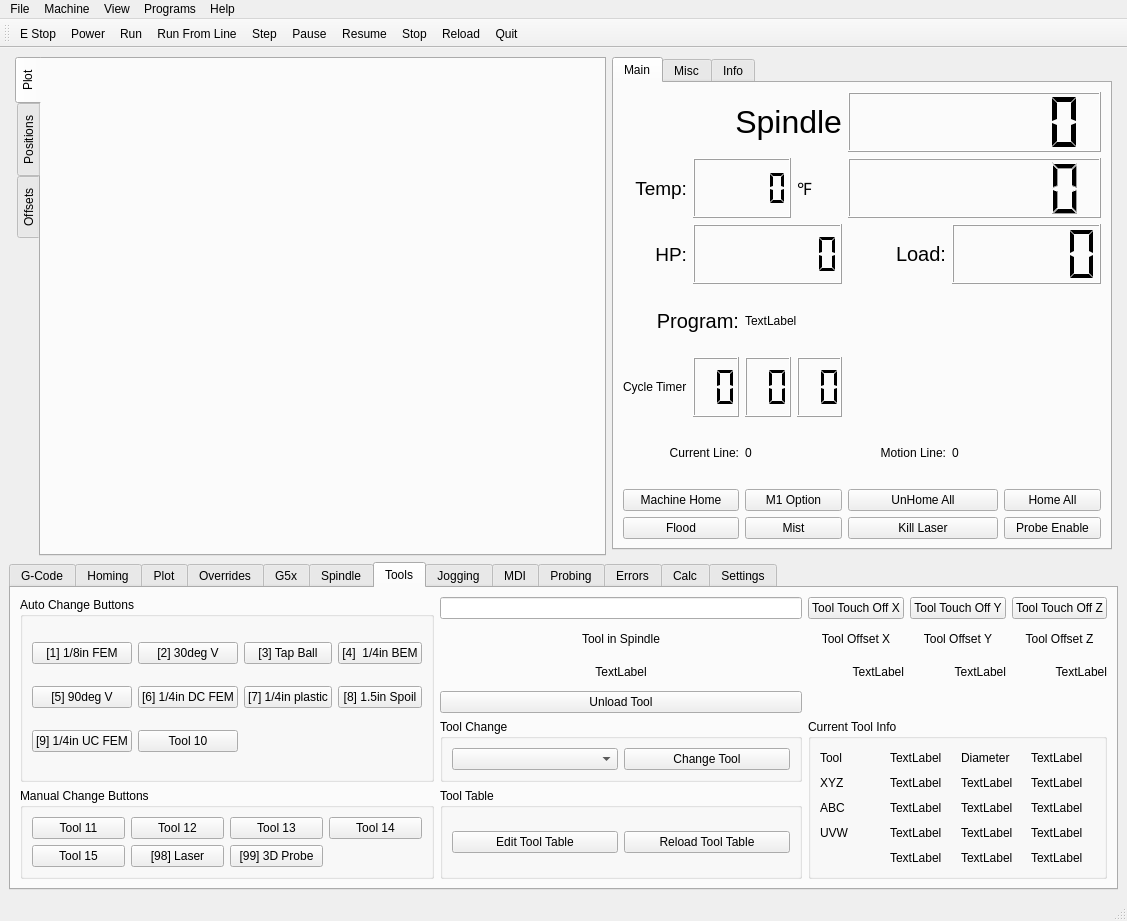
Above: configs/my_LinuxCNC_router/flex.ui from travis-farmer/linuxcnc before the change. Below: the same form after it.
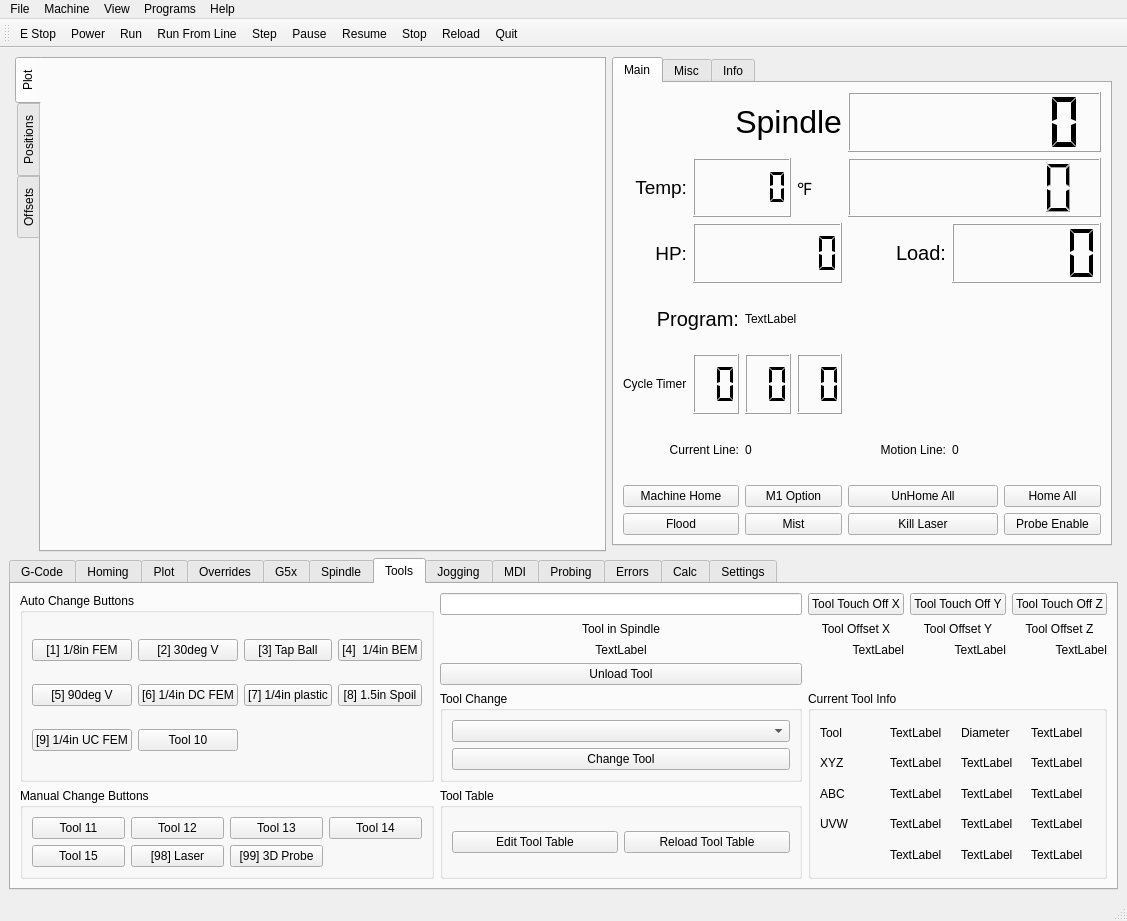
That is the form after the change. The open tabs and pages were chosen to show the change. Icons and pictures are not drawn.

```diff
--- a/configs/my_LinuxCNC_router/flex.ui
+++ b/configs/my_LinuxCNC_router/flex.ui
@@ -1092,7 +1092,7 @@
            <item row="0" column="0">
             <widget class="QComboBox" name="tool_change_cb"/>
            </item>
-           <item row="0" column="1">
+           <item row="1" column="0">
             <widget class="QPushButton" name="tool_change_pb">
              <property name="text">
               <string>Change Tool</string>
```
Left out of the diff: 6 changed lines with no effect on the pictures.
